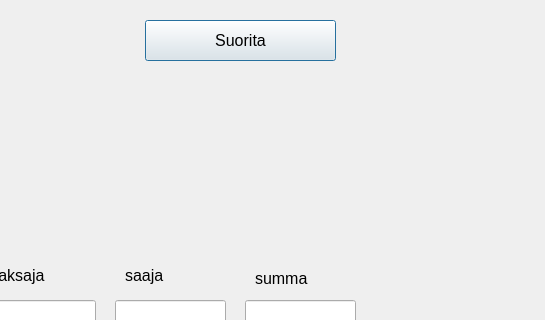
Above: bankautomat/pankki.ui from tvt21kmo-bank-project/group_4 before the change; both pictures show x 105 to 650 and y 180 to 500 of the 650 by 764 pixel window. Below: the same form after it.
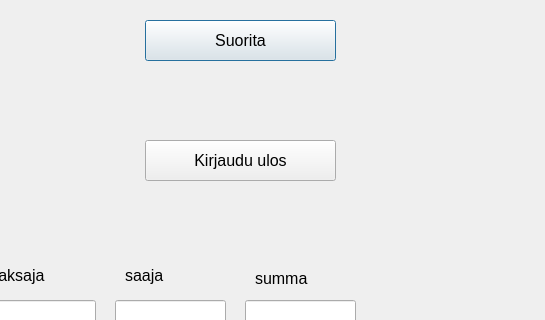
That is the form after the change.

Diff of the .ui file:
```diff
--- a/bankautomat/pankki.ui
+++ b/bankautomat/pankki.ui
@@ -283,6 +283,24 @@
     <string/>
    </property>
   </widget>
+  <widget class="QPushButton" name="btnLogoutPankki">
+   <property name="geometry">
+    <rect>
+     <x>250</x>
+     <y>320</y>
+     <width>191</width>
+     <height>41</height>
+    </rect>
+   </property>
+   <property name="font">
+    <font>
+     <pointsize>12</pointsize>
+    </font>
+   </property>
+   <property name="text">
+    <string>Kirjaudu ulos</string>
+   </property>
+  </widget>
  </widget>
  <resources/>
  <connections/>
```
